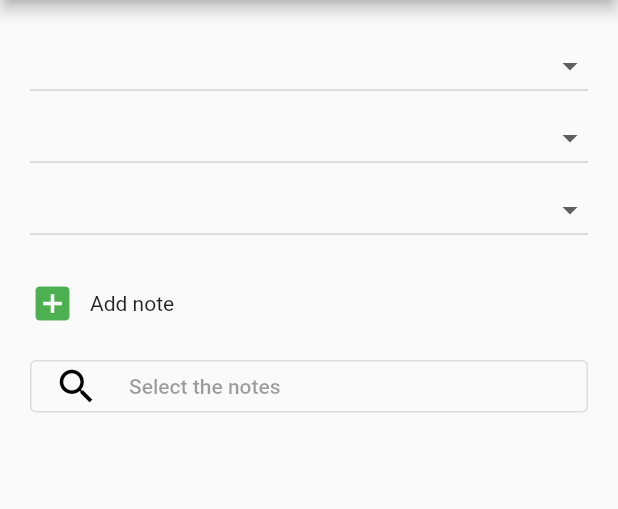
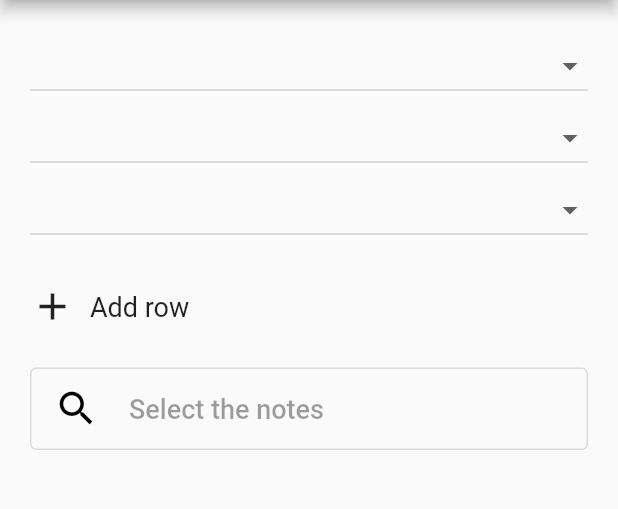
Before and after one commit to crispim1411/get_the_chord_app, a Flutter app: the screen it shows after launch, on a phone screen of 412 x 824 dp, the part 84-593 px from its top. Run offline on Flutter 3.47's test engine with Material 2 defaults, Android fonts, the phone set to English and light mode, and no system bars.

Commit message:
extraindo widgets para metodos

```diff
--- a/lib/main.dart
+++ b/lib/main.dart
@@ -54,41 +54,54 @@ class _MyPage extends State<MyPage> {
   }
 
   Widget bodyApp() {
-    return ListView(padding: const EdgeInsets.all(20), children: <Widget>[
+    return ListView(
+      padding: const EdgeInsets.all(20),
+      children: <Widget>[
         // Notes
         ListView.builder(
           shrinkWrap: true,
           itemCount: _rowsCounter,
           itemBuilder: (context, index) => notesComboBox(index),
         ),
-      // Padding
         const Padding(padding: EdgeInsets.all(10)),
-      // Add note row, collapses if 4 notes
         Visibility(
           visible: _rowsCounter > 6 ? false : true,
+          child: addRowButton(),
+        ),
+        const Padding(padding: EdgeInsets.all(10)),
+        searchButton(),
+        const Padding(padding: EdgeInsets.all(10)),
+        Visibility(
+          visible: _answer.isEmpty ? false : true,
+          child: answerBox(),
+        ),
+      ],
+    );
+  }
+
+  Widget addRowButton() {
+    return GestureDetector(
       child: Row(
         mainAxisAlignment: MainAxisAlignment.start,
-          children: [
-            GestureDetector(
-              child: const Icon(Icons.add_box, size: 30, color: Colors.green),
+        children: const [
+          Icon(Icons.add, size: 30),
+          Padding(
+            padding: EdgeInsets.all(10),
+            child: Text('Add row', style: TextStyle(fontSize: 18)),
+          )
+        ],
+      ),
       onTap: () {
         setState(() {
           _rowsCounter += 1;
         });
       },
-            ),
-            const Padding(
-              padding: EdgeInsets.all(10),
-              child: Text('Add note'),
-            )
-          ],
-        ),
-      ),
-      // Padding
-      const Padding(padding: EdgeInsets.all(10)),
-      // Chord Button
-      Container(
-          height: 35,
+    );
+  }
+
+  Widget searchButton() {
+    return Container(
+        height: 55,
         decoration: BoxDecoration(borderRadius: BorderRadius.circular(10)),
         child: OutlinedButton(
             onPressed: _selectedNotes.length < 3
@@ -108,30 +121,29 @@ class _MyPage extends State<MyPage> {
               children: [
                 const Icon(Icons.search, size: 30, color: Colors.black),
                 const Padding(padding: EdgeInsets.all(10)),
-                  Text(_selectedNotes.length < 3
+                Text(
+                    _selectedNotes.length < 3
                         ? 'Select the notes'
-                      : 'Find the chord'),
+                        : 'Find the chord',
+                    style: const TextStyle(fontSize: 18)),
               ],
-              ))),
-      // Padding
-      const Padding(padding: EdgeInsets.all(10)),
-      // Answer
-      Visibility(
-          visible: _answer.isEmpty ? false : true,
-          child: LimitedBox(
-            maxWidth: 30,
-            child: Container(
-                height: 40,
+            )));
+  }
+
+  Widget answerBox() {
+    return Container(
+        height: 200,
         alignment: Alignment.center,
         padding: const EdgeInsets.all(10),
         decoration: BoxDecoration(
           shape: BoxShape.rectangle,
           border: Border.all(color: Colors.blueAccent),
-                  borderRadius: BorderRadius.circular(10),
+          borderRadius: BorderRadius.circular(50),
         ),
-                child: Text(_answer)),
-          )),
-    ]);
+        child: Text(
+          _answer,
+          style: const TextStyle(fontSize: 80, fontStyle: FontStyle.italic),
+        ));
   }
 
   Widget notesComboBox(int index) {
```
Lines whose indentation alone changed are shown as unchanged.
